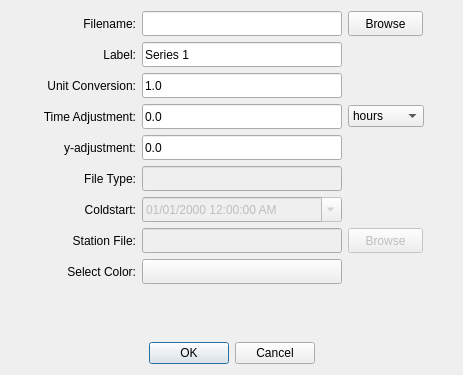
Old version of the form ui/timeseries_add_data.ui in the repository zcobell/MetOceanViewer.
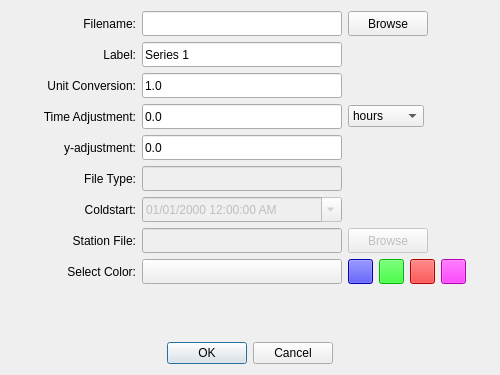
New version of the form. Icons and pictures are not drawn.

Commit message: Adding some default colors for user timeseries plotting, closes #16

What changed in the file:
```diff
--- a/ui/timeseries_add_data.ui
+++ b/ui/timeseries_add_data.ui
@@ -33,7 +33,7 @@
    <rect>
     <x>0</x>
     <y>0</y>
-    <width>463</width>
+    <width>500</width>
     <height>375</height>
    </rect>
   </property>
@@ -45,13 +45,13 @@
   </property>
   <property name="minimumSize">
    <size>
-    <width>450</width>
+    <width>500</width>
     <height>375</height>
    </size>
   </property>
   <property name="maximumSize">
    <size>
-    <width>463</width>
+    <width>500</width>
     <height>375</height>
    </size>
   </property>
@@ -683,6 +683,94 @@
        </property>
       </widget>
      </item>
+     <item>
+      <widget class="QPushButton" name="button_presetColor1">
+       <property name="minimumSize">
+        <size>
+         <width>25</width>
+         <height>25</height>
+        </size>
+       </property>
+       <property name="maximumSize">
+        <size>
+         <width>25</width>
+         <height>25</height>
+        </size>
+       </property>
+       <property name="styleSheet">
+        <string notr="true">background-color: #0000ff</string>
+       </property>
+       <property name="text">
+        <string/>
+       </property>
+      </widget>
+     </item>
+     <item>
+      <widget class="QPushButton" name="button_presetColor2">
+       <property name="minimumSize">
+        <size>
+         <width>25</width>
+         <height>25</height>
+        </size>
+       </property>
+       <property name="maximumSize">
+        <size>
+         <width>25</width>
+         <height>25</height>
+        </size>
+       </property>
+       <property name="styleSheet">
+        <string notr="true">background-color: #00ff00</string>
+       </property>
+       <property name="text">
+        <string/>
+       </property>
+      </widget>
+     </item>
+     <item>
+      <widget class="QPushButton" name="button_presetColor3">
+       <property name="minimumSize">
+        <size>
+         <width>25</width>
+         <height>25</height>
+        </size>
+       </property>
+       <property name="maximumSize">
+        <size>
+         <width>25</width>
+         <height>25</height>
+        </size>
+       </property>
+       <property name="styleSheet">
+        <string notr="true">background-color: #ff0000</string>
+       </property>
+       <property name="text">
+        <string/>
+       </property>
+      </widget>
+     </item>
+     <item>
+      <widget class="QPushButton" name="button_presetColor4">
+       <property name="minimumSize">
+        <size>
+         <width>25</width>
+         <height>25</height>
+        </size>
+       </property>
+       <property name="maximumSize">
+        <size>
+         <width>25</width>
+         <height>25</height>
+        </size>
+       </property>
+       <property name="styleSheet">
+        <string notr="true">background-color: #ff00ff</string>
+       </property>
+       <property name="text">
+        <string/>
+       </property>
+      </widget>
+     </item>
      <item>
       <spacer name="horizontalSpacer_9">
        <property name="orientation">
```
Left out of the diff: 2 changed lines with no effect on the pictures. The commit also changes 3 other files.
